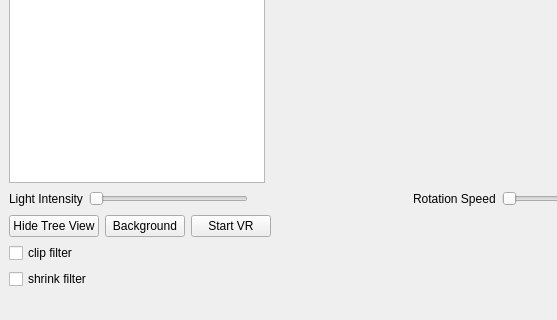
First picture: the form in GUI/mainwindow.ui, repository ninyo999/2024_EEEE2076_GROUP6, before the edit; both pictures show x 0 to 557 and y 307 to 627 of the 829 by 627 pixel window.
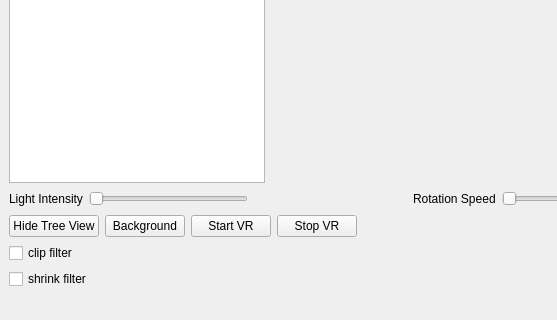
Second picture: the form after the edit. Icons and pictures are not drawn. Custom widgets are drawn as their Qt base class.

```diff
--- a/GUI/mainwindow.ui
+++ b/GUI/mainwindow.ui
@@ -135,6 +135,19 @@
         </property>
        </widget>
       </item>
+      <item>
+       <widget class="QPushButton" name="stopVRButton">
+        <property name="text">
+         <string>Stop VR</string>
+        </property>
+        <property name="checkable">
+         <bool>true</bool>
+        </property>
+        <property name="checked">
+         <bool>false</bool>
+        </property>
+       </widget>
+      </item>
       <item>
        <spacer name="horizontalSpacer">
         <property name="orientation">
```
